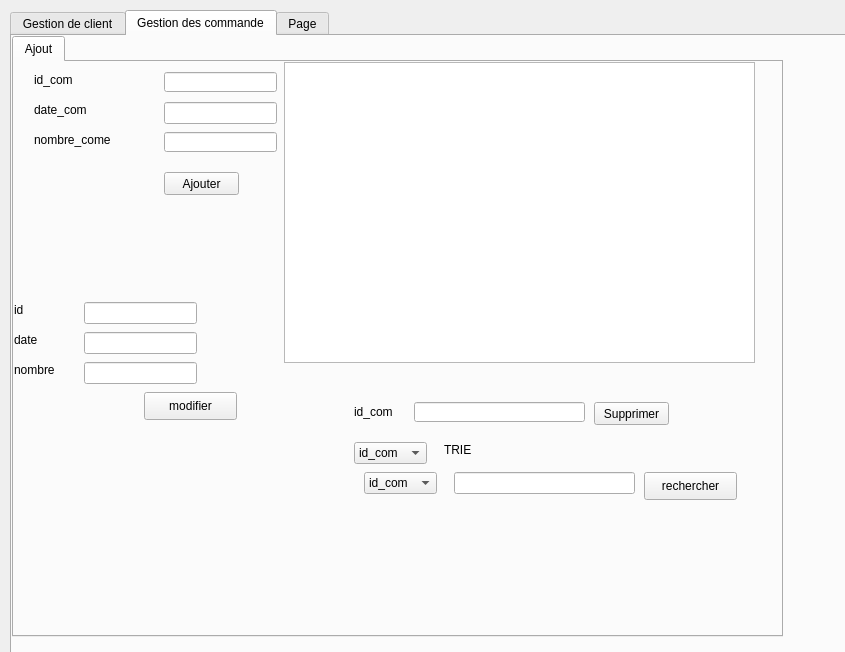
taiefhilali/THE_MUNCH_CULTURE, file gestion_client/clicom.ui: the form before one commit.
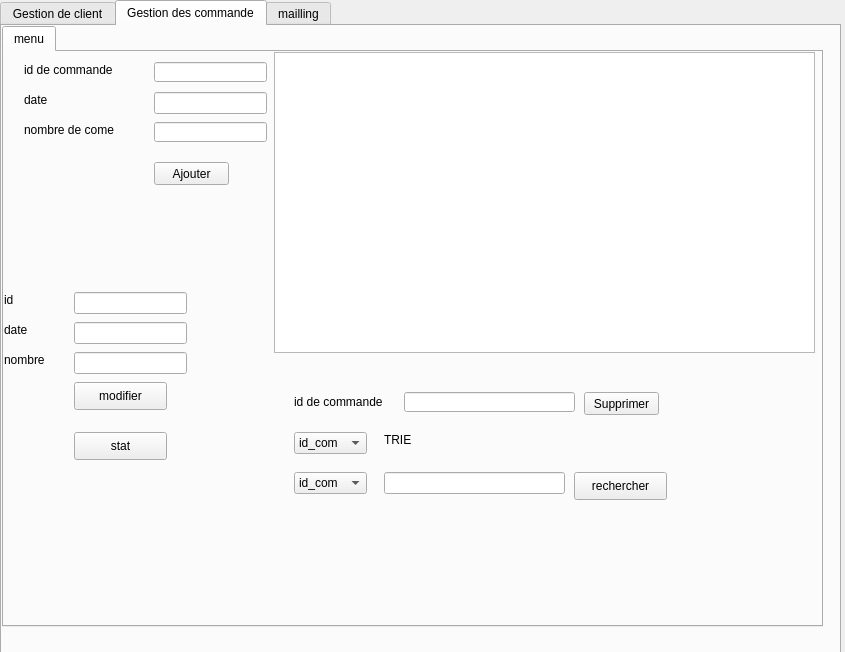
The form after the commit. The open tabs and pages were chosen to show the change.

```diff
--- a/gestion_client/clicom.ui
+++ b/gestion_client/clicom.ui
@@ -16,8 +16,8 @@
   <widget class="QTabWidget" name="temprature">
    <property name="geometry">
     <rect>
-     <x>10</x>
-     <y>10</y>
+     <x>0</x>
+     <y>0</y>
      <width>841</width>
      <height>701</height>
     </rect>
@@ -421,7 +421,7 @@
       <rect>
        <x>0</x>
        <y>0</y>
-       <width>771</width>
+       <width>821</width>
        <height>601</height>
       </rect>
      </property>
@@ -430,7 +430,7 @@
      </property>
      <widget class="QWidget" name="tab_11">
       <attribute name="title">
-       <string>Ajout</string>
+       <string>menu</string>
       </attribute>
       <widget class="QLabel" name="label_15">
        <property name="geometry">
@@ -442,7 +442,7 @@
         </rect>
        </property>
        <property name="text">
-        <string>date_com</string>
+        <string>date</string>
        </property>
       </widget>
       <widget class="QLabel" name="label_17">
@@ -455,7 +455,7 @@
         </rect>
        </property>
        <property name="text">
-        <string>nombre_come</string>
+        <string>nombre de come</string>
        </property>
       </widget>
       <widget class="QLineEdit" name="le_com">
@@ -501,7 +501,7 @@
         </rect>
        </property>
        <property name="text">
-        <string>id_com</string>
+        <string>id de commande</string>
        </property>
       </widget>
       <widget class="QLineEdit" name="le_date">
@@ -519,7 +519,7 @@
         <rect>
          <x>270</x>
          <y>0</y>
-         <width>471</width>
+         <width>541</width>
          <height>301</height>
         </rect>
        </property>
@@ -540,14 +540,14 @@
       <widget class="QLabel" name="label_43">
        <property name="geometry">
         <rect>
-         <x>340</x>
+         <x>290</x>
          <y>340</y>
-         <width>51</width>
+         <width>101</width>
          <height>20</height>
         </rect>
        </property>
        <property name="text">
-        <string>id_com</string>
+        <string>id de commande</string>
        </property>
       </widget>
       <widget class="QPushButton" name="pb_supprimer">
@@ -566,7 +566,7 @@
       <widget class="QComboBox" name="triecommande">
        <property name="geometry">
         <rect>
-         <x>340</x>
+         <x>290</x>
          <y>380</y>
          <width>73</width>
          <height>22</height>
@@ -591,8 +591,8 @@
       <widget class="QLineEdit" name="linecomande">
        <property name="geometry">
         <rect>
-         <x>440</x>
-         <y>410</y>
+         <x>380</x>
+         <y>420</y>
          <width>181</width>
          <height>22</height>
         </rect>
@@ -601,7 +601,7 @@
       <widget class="QLabel" name="label_12">
        <property name="geometry">
         <rect>
-         <x>430</x>
+         <x>380</x>
          <y>380</y>
          <width>56</width>
          <height>16</height>
@@ -614,8 +614,8 @@
       <widget class="QPushButton" name="rech_but">
        <property name="geometry">
         <rect>
-         <x>630</x>
-         <y>410</y>
+         <x>570</x>
+         <y>420</y>
          <width>93</width>
          <height>28</height>
         </rect>
@@ -696,7 +696,7 @@
       <widget class="QPushButton" name="modifiercom">
        <property name="geometry">
         <rect>
-         <x>130</x>
+         <x>70</x>
          <y>330</y>
          <width>93</width>
          <height>28</height>
@@ -709,8 +709,8 @@
       <widget class="QComboBox" name="recombo">
        <property name="geometry">
         <rect>
-         <x>350</x>
-         <y>410</y>
+         <x>290</x>
+         <y>420</y>
          <width>73</width>
          <height>22</height>
         </rect>
@@ -731,12 +731,25 @@
         </property>
        </item>
       </widget>
+      <widget class="QPushButton" name="pushButton">
+       <property name="geometry">
+        <rect>
+         <x>70</x>
+         <y>380</y>
+         <width>93</width>
+         <height>28</height>
+        </rect>
+       </property>
+       <property name="text">
+        <string>stat</string>
+       </property>
+      </widget>
      </widget>
     </widget>
    </widget>
    <widget class="QWidget" name="tab">
     <attribute name="title">
-     <string>Page</string>
+     <string>mailling</string>
     </attribute>
     <widget class="QWidget" name="layoutWidget">
      <property name="geometry">
```
Left out of the diff: 98 changed lines with no effect on the pictures.
